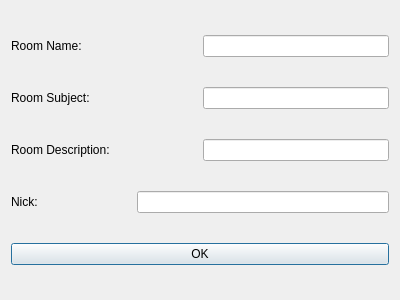
KangLin/RabbitIm, file Widgets/FrmGroupChat/DlgGroupChatInfo.ui: the form before one commit.
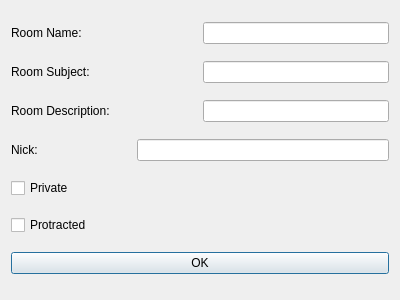
The form after the commit.

Diff of the .ui file:
```diff
--- a/Widgets/FrmGroupChat/DlgGroupChatInfo.ui
+++ b/Widgets/FrmGroupChat/DlgGroupChatInfo.ui
@@ -140,6 +140,20 @@
     </layout>
    </item>
    <item row="4" column="0">
+    <widget class="QCheckBox" name="cbPrivate">
+     <property name="text">
+      <string>Private</string>
+     </property>
+    </widget>
+   </item>
+   <item row="5" column="0">
+    <widget class="QCheckBox" name="cbProtracted">
+     <property name="text">
+      <string>Protracted</string>
+     </property>
+    </widget>
+   </item>
+   <item row="6" column="0">
     <widget class="QPushButton" name="pushButton">
      <property name="text">
       <string>OK</string>
```
